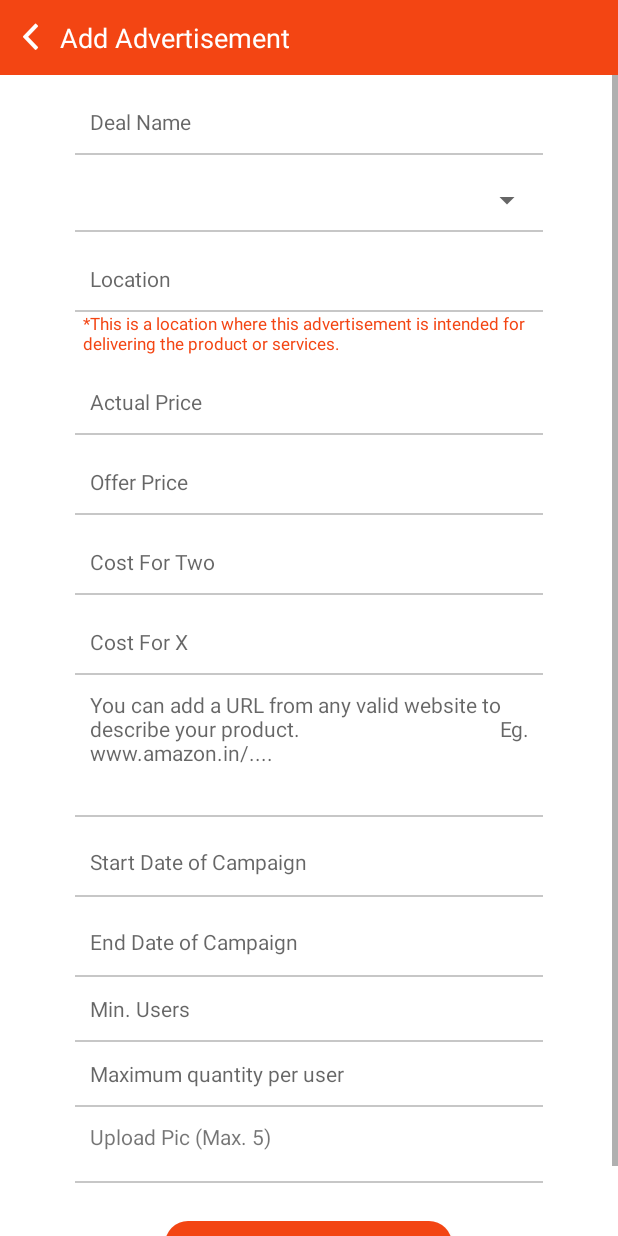
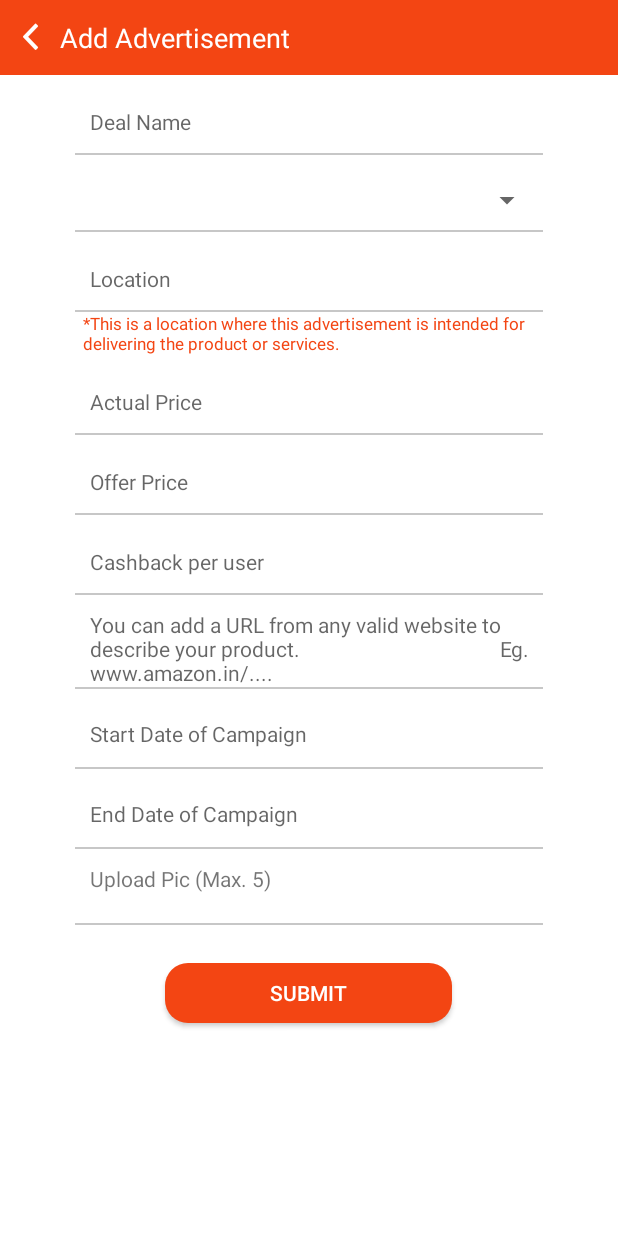
Before and after one commit to gogroups/seller, an Android app: the AddAdvertisement screen opened directly, with no data from a screen before it, on a phone screen of 412 x 824 dp. Run offline under Robolectric (Android 15) with nearby library versions, the phone set to English and light mode, and no system bars; our stand-ins replace ButterKnife, Picasso; libraries missing offline, so code that uses them is left out: com.kaopiz.kprogresshud, com.sangcomz.fishbun, com.twitter.sdk, dmax.dialog; network calls fail; pictures from the network do not load; 5 statements that could not run were skipped.

Commit message:
made changes for new plna

```diff
--- a/app/src/main/java/com/gogroup/app/gogroupapp/Seller/AddAdvertisement.java
+++ b/app/src/main/java/com/gogroup/app/gogroupapp/Seller/AddAdvertisement.java
@@ -317,14 +317,14 @@ public class AddAdvertisement extends BaseActivity implements CallBackRecyclerIt
             adapterAddPhotos.setData(AddAdvertisement.this, null, data.getImagesDetails(), this);
         }
         tvPicTitle.setText(getString(R.string.uploadedPic));
-        etMinUsers.setText(selectedAdd.getMinUserCount());
+        //etMinUsers.setText(selectedAdd.getMinUserCount());
         //etMaxQuantity.setText(selectedAdd.getQuantityPerUser());
         etDealName.setText(selectedAdd.getAdvertisementName());
         etDetails.setText(selectedAdd.getAdvertisementDetails());
         etLocation.setText(selectedAdd.getLocation());
         etActualPrice.setText(selectedAdd.getActualPrice());
-        etpricefortwo.setText(selectedAdd.getCostfortwo());
-        etpriceforx.setText(selectedAdd.getCostforx());
+        etcashbackperuser.setText(selectedAdd.getCashbackperuser());
+        //etpriceforx.setText(selectedAdd.getCostforx());
         etOfferPrice.setText(selectedAdd.getOfferPrice());
         etLocation.setAdapter(new GooglePlacesAutocompleteAdapter(this, R.layout.spinner_item));
 
@@ -904,12 +904,12 @@ public class AddAdvertisement extends BaseActivity implements CallBackRecyclerIt
             postFields.put("advertisement_name", etDealName.getText().toString().trim());
             postFields.put("deal_details", etDetails.getText().toString());
             postFields.put("end_date", etEnds.getText().toString().trim());
-            postFields.put("min_user_count", etMinUsers.getText().toString().trim());
-            postFields.put("quantity_per_user", etMaxQuantity.getText().toString().trim());
+            //postFields.put("min_user_count", etMinUsers.getText().toString().trim());
             postFields.put("actual_price",etActualPrice.getText().toString().trim());
             postFields.put("offer_price", etOfferPrice.getText().toString().trim());
-            postFields.put("costfor_two", etpricefortwo.getText().toString().trim());
-            postFields.put("costfor_x",etpriceforx.getText().toString().trim());
+            postFields.put("cashback_per_user", etcashbackperuser.getText().toString().trim());
+            //postFields.put("costfor_two", etcashbackperuser.getText().toString().trim());
+            //postFields.put("costfor_x",etpriceforx.getText().toString().trim());
             showProgressbar();
             RestClient.get().editAdvertisement(UserPreferences.getInstance().getToken(), postFields).
                     enqueue(new Callback<PostResponse>() {
@@ -919,8 +919,8 @@ public class AddAdvertisement extends BaseActivity implements CallBackRecyclerIt
                                 if (response.body().isStatus()) {
                                     Intent intent = new Intent();
                                     String[] data = {response.body().getData().getEndDate(), cg1, cg2, cg3, cg4, cg5, cg6, etLocation.getText().toString(),
-                                            etMinUsers.getText().toString().replaceFirst("^0*", ""),/*etMaxQuantity.getText().toString().replaceFirst("^0*", ""),*/ tvTotalGroups.getText().toString(),
-                                    etDealName.getText().toString(),etDetails.getText().toString(),etActualPrice.getText().toString(),etOfferPrice.getText().toString(),etpricefortwo.getText().toString(),etpriceforx.getText().toString()};
+                                            /*etMaxQuantity.getText().toString().replaceFirst("^0*", ""),*/ tvTotalGroups.getText().toString(),
+                                            etDealName.getText().toString(), etDetails.getText().toString(), etActualPrice.getText().toString(), etOfferPrice.getText().toString(), etcashbackperuser.getText().toString(),};
                                     intent.putExtra(BaseActivity.DATA, data);
                                     setResult(BaseActivity.REFRESH_ACTIVITY, intent);
                                     finish();
@@ -966,12 +966,11 @@ public class AddAdvertisement extends BaseActivity implements CallBackRecyclerIt
             postFields.put("deal_details", Utils.requestBody(etDetails.getText().toString().trim()));
             postFields.put("start_date", Utils.requestBody(etStarts.getText().toString().trim()));
             postFields.put("end_date", Utils.requestBody(etEnds.getText().toString().trim()));
-            postFields.put("min_user_count", Utils.requestBody(etMinUsers.getText().toString().trim()));
-            postFields.put("quantity_per_user", Utils.requestBody(etMaxQuantity.getText().toString().trim()));
+            //postFields.put("min_user_count", Utils.requestBody(etMinUsers.getText().toString().trim()));
             postFields.put("actual_price", Utils.requestBody(etActualPrice.getText().toString().trim()));
             postFields.put("offer_price", Utils.requestBody(etOfferPrice.getText().toString().trim()));
-            postFields.put("costfor_two", Utils.requestBody(etpricefortwo.getText().toString().trim()));
-            postFields.put("costfor_x",Utils.requestBody(etpriceforx.getText().toString().trim()));
+            postFields.put("cashback_per_user", Utils.requestBody(etcashbackperuser.getText().toString().trim()));
+            //postFields.put("costfor_x",Utils.requestBody(etpriceforx.getText().toString().trim()));
             List<MultipartBody.Part> multipartImg = new ArrayList<>();
             for (int i = 0; i < uriImageList.size(); i++) {
                 File file = Utils.reduceImageSize(new File(Utils.getPath(uriImageList.get(i), AddAdvertisement.this)));
@@ -1054,18 +1053,12 @@ public class AddAdvertisement extends BaseActivity implements CallBackRecyclerIt
     EditText etDetails;
     @BindView(R.id.etDealName)
     EditText etDealName;
-    @BindView(R.id.etMinUsers)
-    EditText etMinUsers;
-    @BindView(R.id.etMaxQuantity)
-    EditText etMaxQuantity;
     @BindView(R.id.etActualPrice)
     EditText etActualPrice;
     @BindView(R.id.etOfferPrice)
     EditText etOfferPrice;
-    @BindView(R.id.etpricefortwo)
-    EditText etpricefortwo;
-    @BindView(R.id.etpriceforthree)
-    EditText etpriceforx;
+    @BindView(R.id.etcashbackperuser)
+    EditText etcashbackperuser;
     @BindView(R.id.tvTotalGroups)
     TextView tvTotalGroups;
 
@@ -1087,8 +1080,8 @@ public class AddAdvertisement extends BaseActivity implements CallBackRecyclerIt
         }else  if (etOfferPrice.getText().toString().trim().length() <= 0) {
             Utils.setEditTextError(etOfferPrice, getResources().getString(R.string.validationOfferPrice));
             return false;
-        }else  if (etpricefortwo.getText().toString().trim().length() <= 0) {
-            Utils.setEditTextError(etpricefortwo, getResources().getString(R.string.validationcostfortwo));
+        } else if (etcashbackperuser.getText().toString().trim().length() <= 0) {
+            Utils.setEditTextError(etcashbackperuser, getResources().getString(R.string.validationcostfortwo));
             return false;
         }else  if (etDetails.getText().toString().trim().length() <= 0) {
             Utils.setEditTextError(etDetails, getResources().getString(R.string.validationDealDetails));
@@ -1100,11 +1093,6 @@ public class AddAdvertisement extends BaseActivity implements CallBackRecyclerIt
         } else if (etEnds.getText().toString().trim().length() <= 0) {
             Utils.showShortToast(AddAdvertisement.this, getResources().getString(R.string.validationEndDate));
             return false;
-        } else if (etMinUsers.getText().toString().trim().length() <= 0) {
-            Utils.setEditTextError(etMinUsers, getResources().getString(R.string.validationMinUsers));
-            return false;
-        } else if(etMaxQuantity.getText().toString().trim().length() <= 0){
-            Utils.setEditTextError(etMaxQuantity, "Please enter maximum quantity per user");
         } else if (!isEdit && uriImageList.size() == 0) {
             Utils.showShortToast(AddAdvertisement.this, getResources().getString(R.string.validationPhoto));
             return false;
--- a/app/src/main/res/layout/activity_seller_ad_detail_new.xml
+++ b/app/src/main/res/layout/activity_seller_ad_detail_new.xml
@@ -232,7 +232,7 @@
                         android:textSize="@dimen/defaultSize" />
 
                     <TextView
-                        android:id="@+id/tvpricefortwo"
+                        android:id="@+id/cashbackuser"
                         android:layout_width="match_parent"
                         android:layout_height="wrap_content"
                         android:layout_marginLeft="5dp"
@@ -251,7 +251,7 @@
                         android:id="@+id/tvMinUsers"
                         android:layout_width="wrap_content"
                         android:layout_height="wrap_content"
-                        android:text="@string/minUsers2"
+                        android:text="@string/maxcashback"
                         android:textColor="@color/gray6"
                         android:textSize="@dimen/defaultSize" />
 
--- a/app/src/main/res/layout/activity_seller_add_advertisement.xml
+++ b/app/src/main/res/layout/activity_seller_add_advertisement.xml
@@ -299,39 +299,12 @@
                     android:orientation="vertical">
 
                     <EditText
-                        android:id="@+id/etpricefortwo"
+                        android:id="@+id/etcashbackperuser"
                         android:layout_width="match_parent"
                         android:layout_height="wrap_content"
                         android:background="@null"
                         android:gravity="center_vertical"
-                        android:hint="@string/pricefortwo"
-                        android:inputType="number"
-                        android:minHeight="42dp"
-                        android:paddingLeft="10dp"
-                        android:textSize="@dimen/text_forteen" />
-
-                </LinearLayout>
-
-
-                <TextView
-                    android:layout_width="match_parent"
-                    android:layout_height="1dp"
-                    android:background="@color/blur_black_color" />
-
-                <LinearLayout
-                    android:layout_width="match_parent"
-                    android:layout_height="wrap_content"
-                    android:layout_marginTop="10dp"
-                    android:minHeight="42dp"
-                    android:orientation="vertical">
-
-                    <EditText
-                        android:id="@+id/etpriceforthree"
-                        android:layout_width="match_parent"
-                        android:layout_height="wrap_content"
-                        android:background="@null"
-                        android:gravity="center_vertical"
-                        android:hint="Cost For X"
+                        android:hint="Cashback per user"
                         android:inputType="number"
                         android:minHeight="42dp"
                         android:paddingLeft="10dp"
@@ -360,7 +333,6 @@
                         android:hint="You can add a URL from any valid website to describe your product.
                                        Eg. www.amazon.in/...."
                         android:inputType="textMultiLine"
-                        android:minLines="5"
                         android:paddingLeft="10dp"
                         android:scrollbarAlwaysDrawVerticalTrack="true"
                         android:scrollbars="vertical"
@@ -462,56 +434,6 @@
 
                 </LinearLayout>
 
-                <TextView
-                    android:layout_width="match_parent"
-                    android:layout_height="1dp"
-                    android:background="@color/blur_black_color" />
-
-                <LinearLayout
-                    android:layout_width="match_parent"
-                    android:layout_height="wrap_content"
-                    android:orientation="horizontal">
-
-                    <EditText
-                        android:id="@+id/etMinUsers"
-                        android:layout_width="match_parent"
-                        android:layout_height="wrap_content"
-                        android:background="@null"
-                        android:gravity="center_vertical"
-                        android:hint="@string/minUsers"
-                        android:imeOptions="actionDone"
-                        android:inputType="number"
-                        android:minHeight="42dp"
-                        android:paddingLeft="10dp"
-                        android:textSize="@dimen/text_forteen" />
-
-                </LinearLayout>
-
-                <TextView
-                    android:layout_width="match_parent"
-                    android:layout_height="1dp"
-                    android:background="@color/blur_black_color" />
-
-
-                <LinearLayout
-                    android:layout_width="match_parent"
-                    android:layout_height="wrap_content"
-                    android:orientation="horizontal">
-
-                    <EditText
-                        android:id="@+id/etMaxQuantity"
-                        android:layout_width="match_parent"
-                        android:layout_height="wrap_content"
-                        android:background="@null"
-                        android:gravity="center_vertical"
-                        android:hint="Maximum quantity per user"
-                        android:imeOptions="actionDone"
-                        android:inputType="number"
-                        android:minHeight="42dp"
-                        android:paddingLeft="10dp"
-                        android:textSize="@dimen/text_forteen" />
-
-                </LinearLayout>
 
                 <TextView
                     android:layout_width="match_parent"
--- a/app/src/main/res/values/strings.xml
+++ b/app/src/main/res/values/strings.xml
@@ -3,7 +3,7 @@
     <!--<string name="fb_login_protocol_scheme">fb124234418228962</string>-->
     <string name="com.twitter.sdk.android.CONSUMER_KEY">tOCoHq2PZo2CkFiRbcxqvgWFr</string>
     <string name="com.twitter.sdk.android.CONSUMER_SECRET">RqXC63TA73OzEEOrMQigisRZ0Jku6u2wsZBqdHbGnkvmuRTU5P</string>
-    <string name="app_name">GoGroup-Sellers</string>
+    <string name="app_name">Sellers</string>
     <string name="mesibo_token">eea9qr5swru10d32z58bx0whmztaafvpb7ni6vc3ree2g4nw3uypigp5tarn1g8f</string>
     <string name="chatCampAppId">6441163417230241792</string>
     <string name="option_login_screen_seller">Seller</string>
@@ -687,7 +687,7 @@
     <string name="validationSellerDetail">Please enter seller details</string>
     <string name="minUsers">Min. Users</string>
     <string name="minUsers2">Min users :</string>
-    <string name="costfortwo">Cost For Two :</string>
+    <string name="costfortwo">Cashback per user :</string>
     <string name="emailID">Email ID</string>
     <string name="contactSeller">Contact Seller</string>
     <string name="matchingCriteria">interest(s) found for your matching criteria</string>
@@ -814,5 +814,6 @@
     <string name="generated">Generated Coup.</string>
     <string name="mayBuyToInterest">I may buy so interested</string>
     <string name="title_activity_seller_dashboard_new">seller_dashboard_new</string>
+    <string name="maxcashback">Max Cashback: Rs</string>
 
 </resources>
```
Also changed, not shown: app/src/main/java/com/gogroup/app/gogroupapp/Adapters/AdapterSellerAdvertisement.java (+7 -11 lines), app/src/main/java/com/gogroup/app/gogroupapp/Responses/SellerAdvertisementResponse.java (+7 -17 lines), app/src/main/java/com/gogroup/app/gogroupapp/Seller/SellerAddDetailActivity.java (+4 -4 lines).
